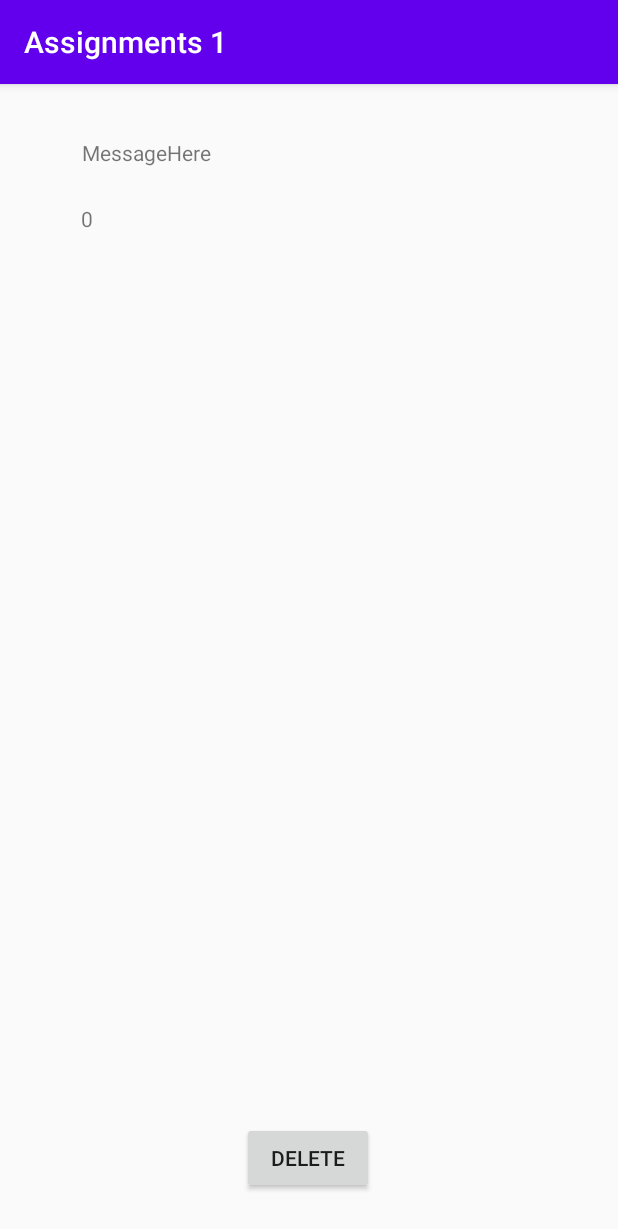
After one commit to a-salaymeh/AndroidAssignments, an Android app: the MessageDetails screen opened directly, with no data from a screen before it, on a phone screen of 412 x 824 dp. The commit adds this screen. Shown: the top 1229 px of the screen. Run offline under Robolectric (Android 15) with nearby library versions, the light colour scheme and no system bars; 5 statements that could not run were skipped.

Commit message:
asg 3_ part 3

```diff
--- a/app/build.gradle
+++ b/app/build.gradle
@@ -30,6 +30,7 @@ dependencies {
     implementation 'com.google.android.material:material:1.2.1'
     implementation 'androidx.navigation:navigation-fragment:2.2.2'
     implementation 'androidx.navigation:navigation-ui:2.2.2'
+    implementation 'androidx.legacy:legacy-support-v4:1.0.0'
     testImplementation 'junit:junit:4.12'
     androidTestImplementation 'androidx.test.ext:junit:1.1.2'
     androidTestImplementation 'androidx.test.espresso:espresso-core:3.3.0'
--- /dev/null
+++ b/app/src/main/java/com/example/androidassignments/MessageDetails.java
@@ -0,0 +1,49 @@
+package com.example.androidassignments;
+
+import androidx.appcompat.app.AppCompatActivity;
+import androidx.fragment.app.FragmentTransaction;
+
+import android.content.Intent;
+import android.os.Bundle;
+import android.view.View;
+import android.widget.Button;
+
+public class MessageDetails extends AppCompatActivity {
+
+  //  Button delete;
+
+    //public static String DATA_BACK="DATA BACK";
+
+    @Override
+    protected void onCreate(Bundle savedInstanceState) {
+        super.onCreate(savedInstanceState);
+
+        setContentView(R.layout.activity_message_details);
+        MessageFragment fragment = new MessageFragment();
+        FragmentTransaction transaction = getSupportFragmentManager().beginTransaction();
+
+        transaction.replace(R.id.phoneLay,fragment);
+        transaction.commit();
+
+ //       delete=findViewById(R.id.btnDelete);
+//        delete.setOnClickListener(new View.OnClickListener() {
+//            @Override
+//
+//            public void onClick(View v) {
+//                long value=bundle.getLong(ChatDatabaseHelper.KEY_ID);
+//                Intent intent = new Intent(MessageDetails.this,chatWindow.class);
+//
+//                Bundle passBackBundle = new Bundle();
+//
+//                passBackBundle.putLong("ID",value);
+//
+//                intent.putExtra(DATA_BACK,passBackBundle);
+//                setResult(2,intent);
+//                finish();
+//
+//            }
+//        });
+
+    }
+
+}
--- /dev/null
+++ b/app/src/main/java/com/example/androidassignments/MessageFragment.java
@@ -0,0 +1,132 @@
+package com.example.androidassignments;
+
+import android.content.Intent;
+import android.database.Cursor;
+import android.database.sqlite.SQLiteDatabase;
+import android.os.Bundle;
+
+import androidx.annotation.NonNull;
+import androidx.annotation.Nullable;
+import androidx.fragment.app.Fragment;
+
+import android.util.Log;
+import android.view.LayoutInflater;
+import android.view.View;
+import android.view.ViewGroup;
+import android.widget.Button;
+import android.widget.ListView;
+import android.widget.TextView;
+
+import java.util.ArrayList;
+
+
+public class MessageFragment extends Fragment {
+
+    Button btnD;
+    Bundle bundle;
+    public static String DATA_BACK="DATA BACK";
+    Intent intent;
+    TextView idView, msgeView;
+    Cursor cursor;
+    SQLiteDatabase db;
+    ChatDatabaseHelper db_helper;
+    long value;
+    ArrayList<String> textMessage;
+
+
+    public MessageFragment() {
+        // Required empty public constructor
+
+
+
+    }
+
+    @Override
+    public void onCreate(Bundle savedInstanceState) {
+        super.onCreate(savedInstanceState);
+
+
+    }
+
+    @Override
+    public View onCreateView(LayoutInflater inflater, ViewGroup container,
+                             Bundle savedInstanceState) {
+        Log.i("flag: ",Boolean.toString(chatWindow.flag));
+        // Inflate the layout for this fragment
+        return inflater.inflate(R.layout.fragment_message, container, false);
+
+    }
+
+    @Override
+    public void onViewCreated(@NonNull View view, @Nullable Bundle savedInstanceState) {
+        super.onViewCreated(view, savedInstanceState);
+        idView= view.findViewById(R.id.messageID);
+        msgeView= view.findViewById(R.id.messageTxt);
+        if(chatWindow.flag){
+            MessageFragment fragment = new MessageFragment();
+
+            bundle=getArguments();
+            fragment.setArguments(bundle);
+            btnD=view.findViewById(R.id.btnDelete);
+            value=bundle.getLong(ChatDatabaseHelper.KEY_ID);
+
+            idView.setText(Long.toString(value));
+
+            msgeView.setText(bundle.getString(ChatDatabaseHelper.KEY_MESSAGE));
+            intent = new Intent(getContext(), chatWindow.class);
+            Bundle passBackBundle = new Bundle();
+            passBackBundle.putLong("ID",value);
+
+            intent.putExtra(DATA_BACK,passBackBundle);
+            btnD.setOnClickListener(new View.OnClickListener() {
+                @Override
+                public void onClick(View v) {
+
+                    if(chatWindow.flag){
+                        Log.i("test:","text been deleted");
+                        ((chatWindow) getActivity()).notifyUpdate(value);
+
+                    }else{
+                        getActivity().setResult(2,intent);
+                        getActivity().finish();
+                    }
+
+
+                }
+            });
+
+        }else{
+            bundle = getActivity().getIntent().getExtras().getBundle(chatWindow.DATA_BUNDLE);
+
+            btnD=view.findViewById(R.id.btnDelete);
+            value=bundle.getLong(ChatDatabaseHelper.KEY_ID);
+
+            idView.setText(Long.toString(value));
+
+            msgeView.setText(bundle.getString(ChatDatabaseHelper.KEY_MESSAGE));
+            intent = new Intent(getContext(), chatWindow.class);
+            Bundle passBackBundle = new Bundle();
+            passBackBundle.putLong("ID",value);
+
+            intent.putExtra(DATA_BACK,passBackBundle);
+            btnD.setOnClickListener(new View.OnClickListener() {
+                @Override
+                public void onClick(View v) {
+
+                    if(chatWindow.flag){
+                        Log.i("test:","text been deleted");
+                        ((chatWindow) getActivity()).notifyUpdate(value);
+
+                    }else{
+                        getActivity().setResult(2,intent);
+                        getActivity().finish();
+                    }
+
+
+                }
+            });
+
+        }
+
+    }
+}
--- /dev/null
+++ b/app/src/main/res/layout/activity_message_details.xml
@@ -0,0 +1,11 @@
+<?xml version="1.0" encoding="utf-8"?>
+<FrameLayout xmlns:android="http://schemas.android.com/apk/res/android"
+    xmlns:app="http://schemas.android.com/apk/res-auto"
+    xmlns:tools="http://schemas.android.com/tools"
+    android:layout_width="match_parent"
+    android:layout_height="match_parent"
+    android:id="@+id/phoneLay"
+    tools:context=".MessageDetails">
+
+
+</FrameLayout>
--- a/app/src/main/res/layout/activity_test_toolbar.xml
+++ b/app/src/main/res/layout/activity_test_toolbar.xml
@@ -22,7 +22,6 @@
         android:layout_width="wrap_content"
         android:layout_height="wrap_content"
         android:layout_gravity="end|bottom"
-        android:src="@drawable/add"
         android:contentDescription="@string/app_name"
         android:layout_margin="16dp"
         android:layout_alignParentBottom="true"/>
--- a/app/src/main/res/layout/content_test_toolbar.xml
+++ b/app/src/main/res/layout/content_test_toolbar.xml
@@ -15,10 +15,7 @@
         android:layout_height="64dp"
         android:background="#FFFFBB33"
         android:contentDescription="@string/app_name"
-        android:scaleType="centerInside"
-        android:src="@drawable/text_speech"
-        app:srcCompat="@drawable/text_speech"
-        tools:srcCompat="@drawable/text_speech">
+        android:scaleType="centerInside">
         </ImageView>
 
         <EditText
--- /dev/null
+++ b/app/src/main/res/layout/fragment_message.xml
@@ -0,0 +1,42 @@
+<?xml version="1.0" encoding="utf-8"?>
+<androidx.constraintlayout.widget.ConstraintLayout xmlns:android="http://schemas.android.com/apk/res/android"
+    xmlns:app="http://schemas.android.com/apk/res-auto"
+    xmlns:tools="http://schemas.android.com/tools"
+    android:layout_width="match_parent"
+    android:layout_height="match_parent"
+    tools:context=".MessageFragment">
+
+    <!-- TODO: Update blank fragment layout -->
+
+
+    <TextView
+        android:id="@+id/messageTxt"
+        android:layout_width="303dp"
+        android:layout_height="34dp"
+        android:layout_marginTop="36dp"
+        android:text="MessageHere"
+        app:layout_constraintEnd_toEndOf="parent"
+        app:layout_constraintStart_toStartOf="parent"
+        app:layout_constraintTop_toTopOf="parent" />
+
+    <TextView
+        android:id="@+id/messageID"
+        android:layout_width="304dp"
+        android:layout_height="38dp"
+        android:layout_marginTop="10dp"
+        android:text="ID="
+        app:layout_constraintEnd_toEndOf="parent"
+        app:layout_constraintStart_toStartOf="parent"
+        app:layout_constraintTop_toBottomOf="@+id/messageTxt" />
+
+    <Button
+        android:id="@+id/btnDelete"
+        android:layout_width="wrap_content"
+        android:layout_height="wrap_content"
+        android:layout_marginBottom="28dp"
+        android:text="delete"
+        app:layout_constraintBottom_toBottomOf="parent"
+        app:layout_constraintEnd_toEndOf="parent"
+        app:layout_constraintHorizontal_bias="0.498"
+        app:layout_constraintStart_toStartOf="parent" />
+</androidx.constraintlayout.widget.ConstraintLayout>
--- a/app/src/main/res/menu/toolbar_menu.xml
+++ b/app/src/main/res/menu/toolbar_menu.xml
@@ -3,23 +3,19 @@
     xmlns:app="http://schemas.android.com/apk/res-auto">
     <item android:id="@+id/action_one"
         android:title="One"
-        android:icon="@drawable/add"
         android:orderInCategory="101"
         app:showAsAction="always" />
 
     <item android:id="@+id/option2"
         android:title="two"
-        android:icon="@drawable/add"
         android:orderInCategory="101"
         app:showAsAction="always" />
     <item android:id="@+id/option3"
         android:title="three"
-        android:icon="@drawable/add"
         android:orderInCategory="101"
         app:showAsAction="always" />
     <item android:id="@+id/option4"
         android:title="About"
-        android:icon="@drawable/add"
         android:orderInCategory="101"
         app:showAsAction="never" />
 
--- a/app/src/main/res/values/strings.xml
+++ b/app/src/main/res/values/strings.xml
@@ -26,6 +26,8 @@
         <item>Ottawa</item>
         <item>Vancouver</item>
     </string-array>
+    <!-- TODO: Remove or change this placeholder text -->
+    <string name="hello_blank_fragment">Hello blank fragment</string>
 
 
 </resources>
```
Also changed, not shown: app/src/main/AndroidManifest.xml (+2 -5 lines), app/src/main/java/com/example/androidassignments/chatWindow.java (+122 -19 lines), app/src/main/res/layout-sw600dp/activity_chat_window.xml (added, +65 -0 lines).
